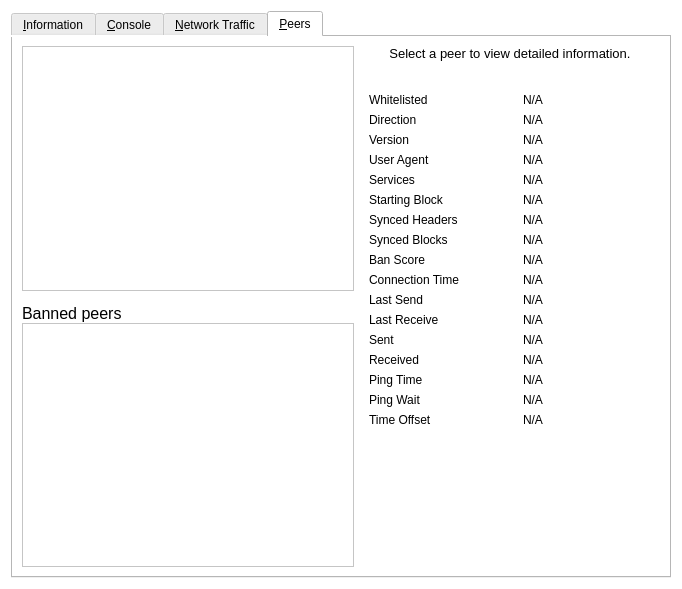
Above: src/qt/forms/debugwindow.ui from noirofficial/noir before the change. Below: the same form after it.
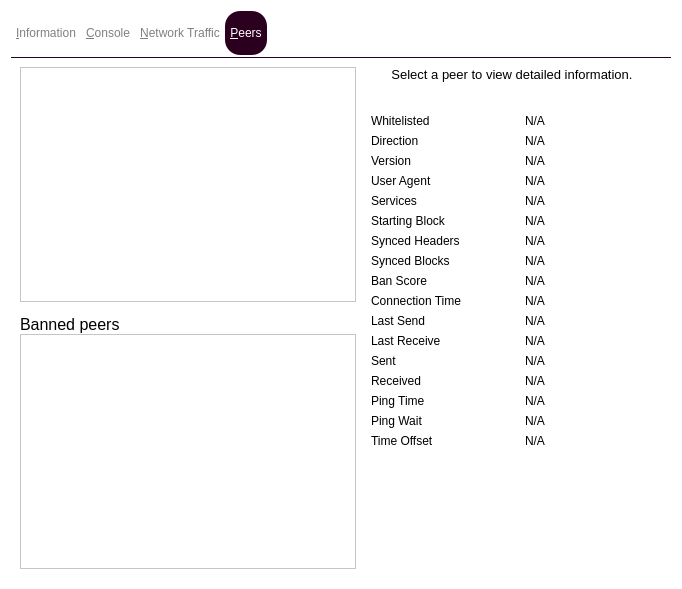
That is the form after the change. The open tabs and pages were chosen to show the change. Icons and pictures are not drawn. Custom widgets are drawn as their Qt base class.

Commit message: update tab widget style

```diff
--- a/src/qt/forms/debugwindow.ui
+++ b/src/qt/forms/debugwindow.ui
@@ -19,6 +19,40 @@
   <layout class="QVBoxLayout" name="verticalLayout_2">
    <item>
     <widget class="QTabWidget" name="tabWidget">
+     <property name="styleSheet">
+      <string notr="true">QTabWidget::pane
+{
+    border-top: 1px solid #2b001e;
+	margin-top:2px;
+    background-color: transparent;
+}
+
+QTabWidget::tab-bar
+{
+    background: white;
+}
+
+QTabBar::tab
+{
+    color: grey;
+	border-radius:15px;
+    padding: 15px 5px 15px 5px;
+}
+
+QTabBar::tab:hover
+{
+    text-decoration: underline;
+}
+
+QTabBar::tab:selected
+{
+    background-color: #2b001e;
+	color: white;
+	border-radius:15px;
+	border: 0;
+}
+</string>
+     </property>
      <property name="currentIndex">
       <number>0</number>
      </property>
@@ -1063,6 +1097,9 @@
          </property>
          <item>
           <widget class="QTableView" name="peerWidget">
+           <property name="styleSheet">
+            <string notr="true"/>
+           </property>
            <property name="horizontalScrollBarPolicy">
             <enum>Qt::ScrollBarAsNeeded</enum>
            </property>
```
The commit also changes 1 other file.
